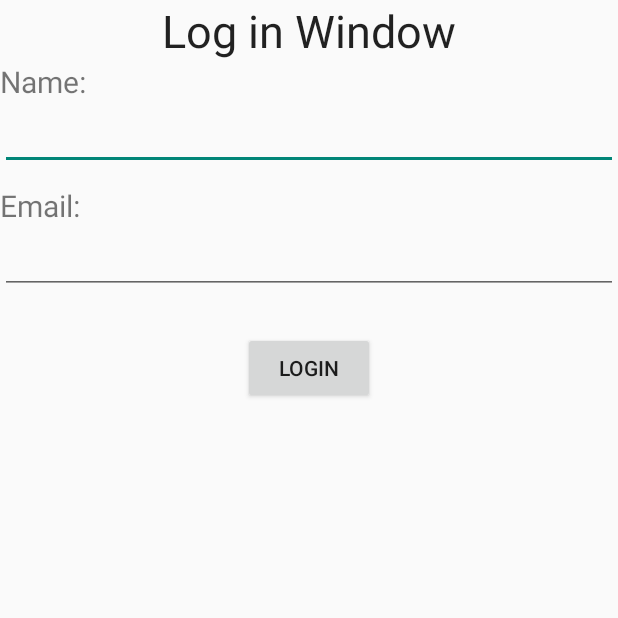
After one commit to hamlakshan/RNHLocator, an Android app: the LoginWindowActivity screen opened directly, with no data from a screen before it, on a phone screen of 412 x 824 dp, the top half of it. The commit adds this screen. Run offline under Robolectric (Android 15) with nearby library versions, the phone set to English and light mode, and no system bars.

Commit message:
quick search integrated. login window updated

```diff
--- /dev/null
+++ b/app/src/main/java/com/example/manoj/rnhlocator/LoginWindowActivity.java
@@ -0,0 +1,32 @@
+package com.example.manoj.rnhlocator;
+
+import android.app.Activity;
+import android.content.Intent;
+import android.os.Bundle;
+import android.view.View;
+import android.widget.Button;
+
+
+public class LoginWindowActivity extends Activity {
+
+    Button authenticate;
+    @Override
+    protected void onCreate(Bundle savedInstanceState) {
+        super.onCreate(savedInstanceState);
+        setContentView(R.layout.login_window);
+
+        authenticate=(Button)findViewById(R.id.btnAuthenticate);
+
+        authenticate.setOnClickListener(new View.OnClickListener() {
+            @Override
+            public void onClick(View v) {
+                //create new intent to get the screen databaseActivity
+                Intent databaseWindow= new Intent(getApplicationContext(),DatabaseActivity.class);
+                startActivity(databaseWindow);
+
+            }
+        });
+
+
+    }
+}
--- /dev/null
+++ b/app/src/main/res/layout/login_window.xml
@@ -0,0 +1,48 @@
+<LinearLayout xmlns:android="http://schemas.android.com/apk/res/android"
+    android:layout_width="match_parent"
+    android:layout_height="match_parent"
+    android:orientation="vertical">
+
+    <TextView
+        android:id="@+id/textView"
+        android:layout_width="wrap_content"
+        android:layout_height="wrap_content"
+        android:layout_gravity="center_horizontal"
+        android:text="Log in Window"
+        android:textAppearance="?android:attr/textAppearanceLarge"
+        android:textSize="30dp" />
+
+    <TextView
+        android:layout_width="fill_parent"
+        android:layout_height="wrap_content"
+        android:text="Name: "
+        android:textSize="20dp" />
+
+    <EditText
+        android:id="@+id/name"
+        android:layout_width="fill_parent"
+        android:layout_height="wrap_content"
+        android:layout_marginBottom="10dip" />
+
+    <TextView
+        android:layout_width="fill_parent"
+        android:layout_height="wrap_content"
+        android:text="Email: "
+        android:textSize="20dp" />
+
+    <EditText
+        android:id="@+id/email"
+        android:layout_width="fill_parent"
+        android:layout_height="wrap_content"
+        android:layout_marginBottom="10dip" />
+
+    <Button
+        android:id="@+id/btnAuthenticate"
+        android:layout_width="wrap_content"
+        android:layout_height="wrap_content"
+        android:layout_gravity="center_horizontal"
+        android:layout_marginTop="15dip"
+        android:text="Login" />
+
+
+</LinearLayout>
--- a/app/src/main/res/values/strings.xml
+++ b/app/src/main/res/values/strings.xml
@@ -12,4 +12,6 @@
     <string name="title_activity_view_in_map">ViewInMapActivity</string>
     <string name="title_activity_maps">Map</string>
     <string name="gpsEnableMsg">GPS is not enabled do you want to go to settings menu to enable GPS</string>
+    <string name="title_activity_login_window">LoginWindowActivity</string>
+    <string name="title_activity_quick_search">QuickSearch</string>
 </resources>
```
Also changed, not shown: app/src/main/AndroidManifest.xml (+16 -8 lines), app/src/main/java/com/example/manoj/rnhlocator/MainActivity.java (+15 -11 lines), app/src/main/res/layout/activity_main.xml (+21 -28 lines), app/src/main/res/menu/menu_login_window.xml (added, +7 -0 lines).
